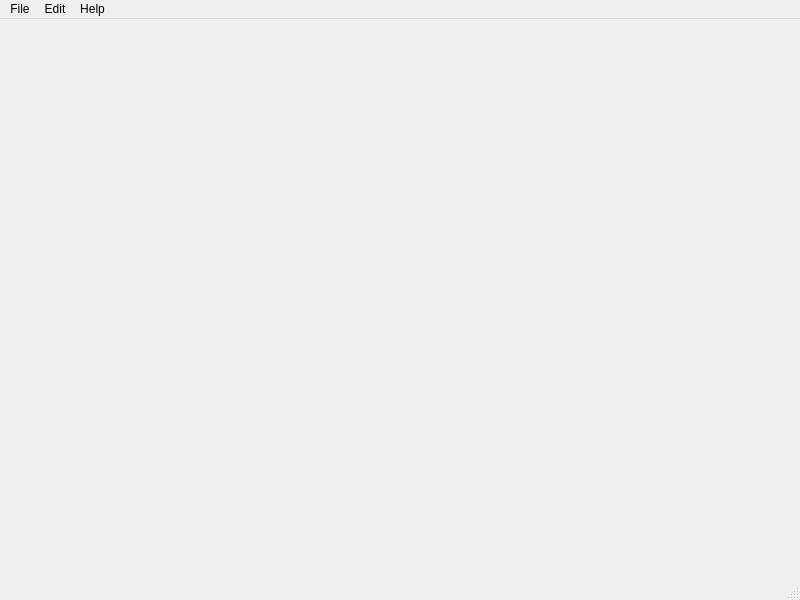
The window that mainwindow.ui (neophack/AutoPlatform) describes before a commit, drawn with Qt 5.
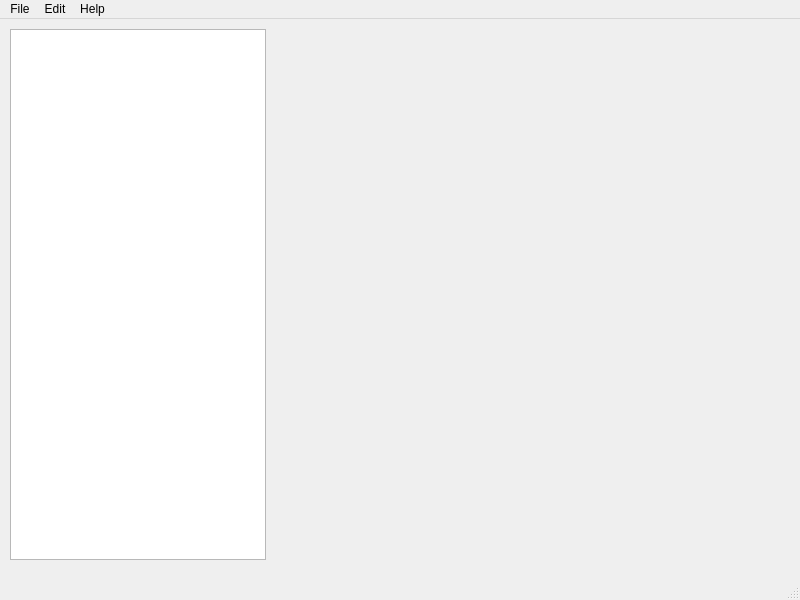
The same window after the commit.

Diff of the .ui file:
```diff
--- a/mainwindow.ui
+++ b/mainwindow.ui
@@ -13,7 +13,18 @@
   <property name="windowTitle">
    <string>MainWindow</string>
   </property>
-  <widget class="QWidget" name="centralwidget"/>
+  <widget class="QWidget" name="centralwidget">
+   <widget class="QTreeView" name="treeView">
+    <property name="geometry">
+     <rect>
+      <x>10</x>
+      <y>10</y>
+      <width>256</width>
+      <height>531</height>
+     </rect>
+    </property>
+   </widget>
+  </widget>
   <widget class="QMenuBar" name="menubar">
    <property name="geometry">
     <rect>
```
Left out of the diff: 2 changed lines with no effect on the pictures.
